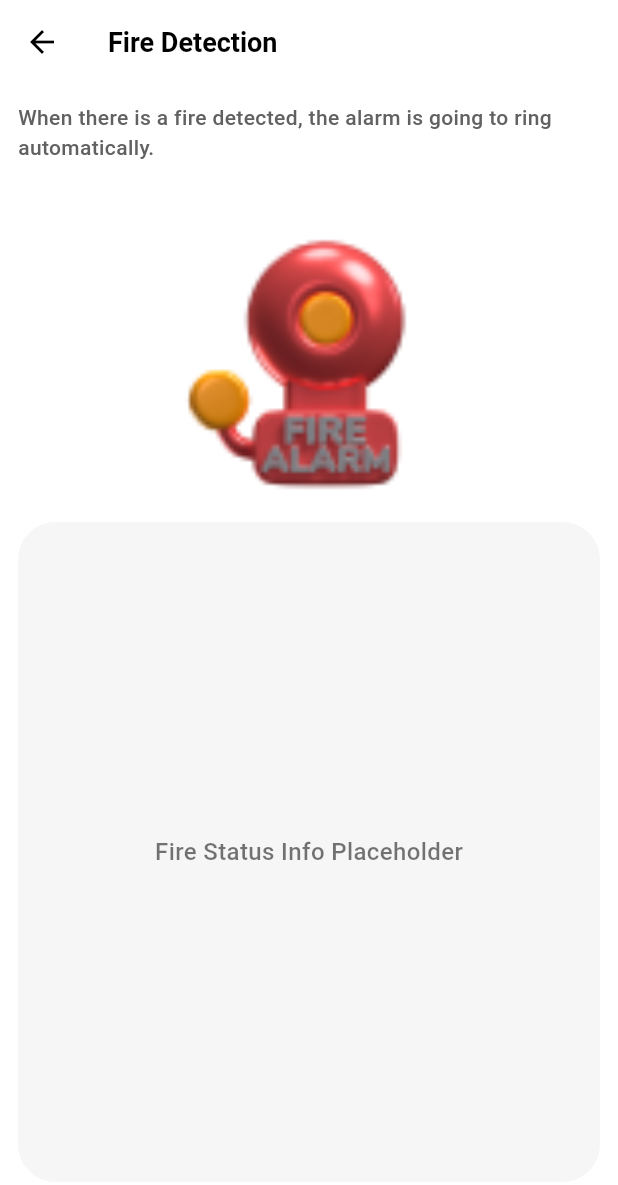
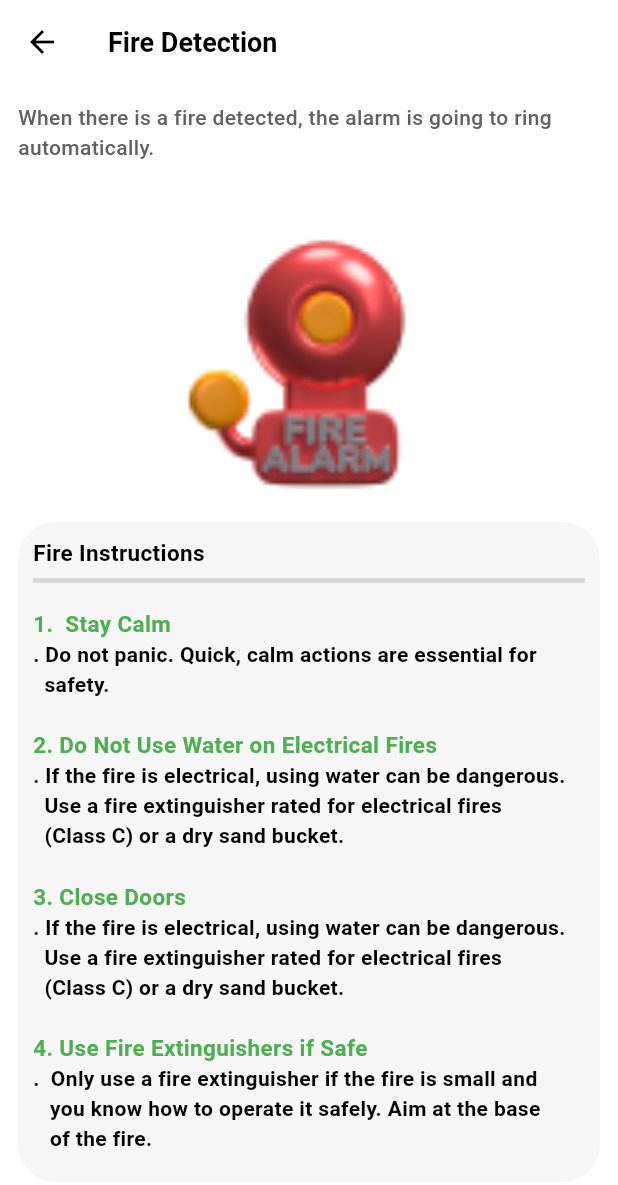
Before and after one commit to AbdallahEssam58/smartfarm_with_iot_app, a Flutter app: the FireDetection screen opened directly, on a phone screen of 412 x 824 dp. Shown: the top 1185 px of the screen. Run offline on Flutter 3.47's test engine with Material 3 defaults, Android fonts, the phone set to English and light mode, and no system bars; our stand-ins replace carousel_slider, cloud_firestore, firebase_auth, firebase_core, flutter_screenutil, flutter_signin_button and 2 more; accounts and stored records are empty; Roboto replaces fonts that are missing (Inder).

Commit message:
Edit commit

```diff
--- a/lib/home/sensors/Fire_Detection.dart
+++ b/lib/home/sensors/Fire_Detection.dart
@@ -52,14 +52,135 @@ class FireDetection extends StatelessWidget {
                   color: Color(0xFFF6F6F6),
                   borderRadius: BorderRadius.circular(25),
                 ),
-                child: Center(
-                  child: Text(
-                    "Fire Status Info Placeholder",
-                    style: GoogleFonts.inder(
-                      fontSize: 16,
-                      fontWeight: FontWeight.w500,
-                      color: Colors.black54,
-                    ),
+                child: Padding(
+                  padding: const EdgeInsets.all(10.0),
+                  child: Column(
+                    children: [
+                      Row(
+                        children: [
+                          Text(
+                            "Fire Instructions",
+                            style: TextStyle(
+                              color: Colors.black,
+                              fontSize: 15,
+                              fontWeight: FontWeight.w600,
+                            ),
+                          ),
+                        ],
+                      ),
+                      Divider(
+                        color: Color(0xFFD6D6D6),
+                        thickness: 3,
+                      ),
+                      SizedBox(
+                        height: 10,
+                      ),
+                      Row(
+                        children: [
+                          Text(
+                            "1.  Stay Calm",
+                            style: TextStyle(
+                              color: Colors.green,
+                              fontSize: 15,
+                              fontWeight: FontWeight.w600,
+                            ),
+                          ),
+                        ],
+                      ),
+                      Row(
+                        children: [
+                          Text(
+                            ". Do not panic. Quick, calm actions are essential for \n  safety.",
+                            style: TextStyle(
+                              color: Colors.black,
+                              fontSize: 14,
+                              fontWeight: FontWeight.w600,
+                            ),
+                          ),
+                        ],
+                      ),
+                      SizedBox(
+                        height: 20,
+                      ),
+                      Row(
+                        children: [
+                          Text(
+                            "2. Do Not Use Water on Electrical Fires",
+                            style: TextStyle(
+                              color: Colors.green,
+                              fontSize: 15,
+                              fontWeight: FontWeight.w600,
+                            ),
+                          ),
+                        ],
+                      ),
+                      Row(
+                        children: [
+                          Text(
+                            ". If the fire is electrical, using water can be dangerous.\n  Use a fire extinguisher rated for electrical fires\n  (Class C) or a dry sand bucket.",
+                            style: TextStyle(
+                              color: Colors.black,
+                              fontSize: 14,
+                              fontWeight: FontWeight.w600,
+                            ),
+                          ),
+                        ],
+                      ),
+                      SizedBox(
+                        height: 20,
+                      ),
+                      Row(
+                        children: [
+                          Text(
+                            "3. Close Doors",
+                            style: TextStyle(
+                              color: Colors.green,
+                              fontSize: 15,
+                              fontWeight: FontWeight.w600,
+                            ),
+                          ),
+                        ],
+                      ),
+                      Row(
+                        children: [
+                          Text(
+                            ". If the fire is electrical, using water can be dangerous.\n  Use a fire extinguisher rated for electrical fires\n  (Class C) or a dry sand bucket.",
+                            style: TextStyle(
+                              color: Colors.black,
+                              fontSize: 14,
+                              fontWeight: FontWeight.w600,
+                            ),
+                          ),
+                        ],
+                      ),
+                      SizedBox(
+                        height: 20,
+                      ),
+                      Row(
+                        children: [
+                          Text(
+                            "4. Use Fire Extinguishers if Safe",
+                            style: TextStyle(
+                              color: Colors.green,
+                              fontSize: 15,
+                              fontWeight: FontWeight.w600,
+                            ),
+                          ),
+                        ],
+                      ),
+                      Row(
+                        children: [
+                          Text(
+                            ".  Only use a fire extinguisher if the fire is small and\n   you know how to operate it safely. Aim at the base\n   of the fire. ",
+                            style: TextStyle(
+                              color: Colors.black,
+                              fontSize: 14,
+                              fontWeight: FontWeight.w600,
+                            ),
+                          ),
+                        ],
+                      ),
+                    ],
                   ),
                 ),
               ),
@@ -70,10 +191,6 @@ class FireDetection extends StatelessWidget {
     );
   }
 }
-
-
-
-
 
 // import 'package:flutter/material.dart';
 // import 'package:google_fonts/google_fonts.dart';
```
